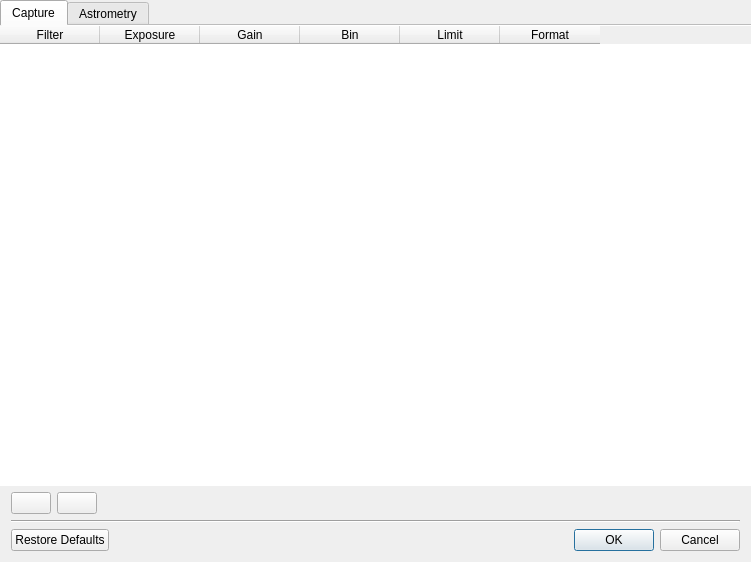
Old version of the form qt5/scheduleentry.ui in the repository EthanChappel/Ecliptic.
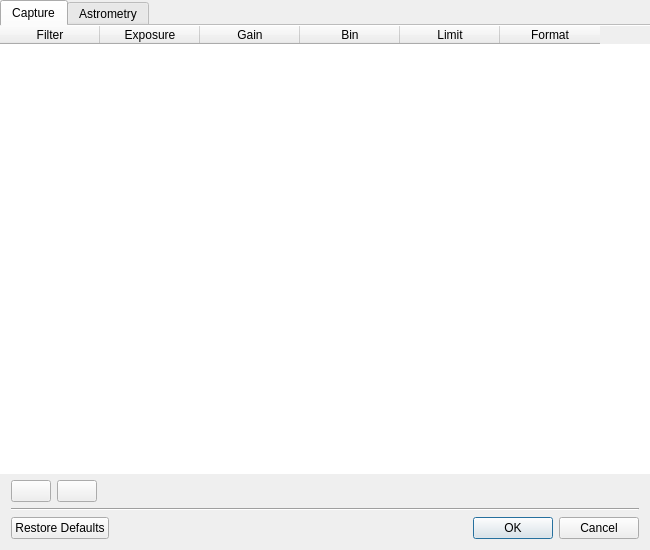
New version of the form. Icons and pictures are not drawn.

Commit message: Resize schedule entry dialog

```diff
--- a/qt5/scheduleentry.ui
+++ b/qt5/scheduleentry.ui
@@ -6,8 +6,8 @@
    <rect>
     <x>0</x>
     <y>0</y>
-    <width>751</width>
-    <height>562</height>
+    <width>650</width>
+    <height>550</height>
    </rect>
   </property>
   <property name="windowTitle">
```
The commit also changes 1 other file.
